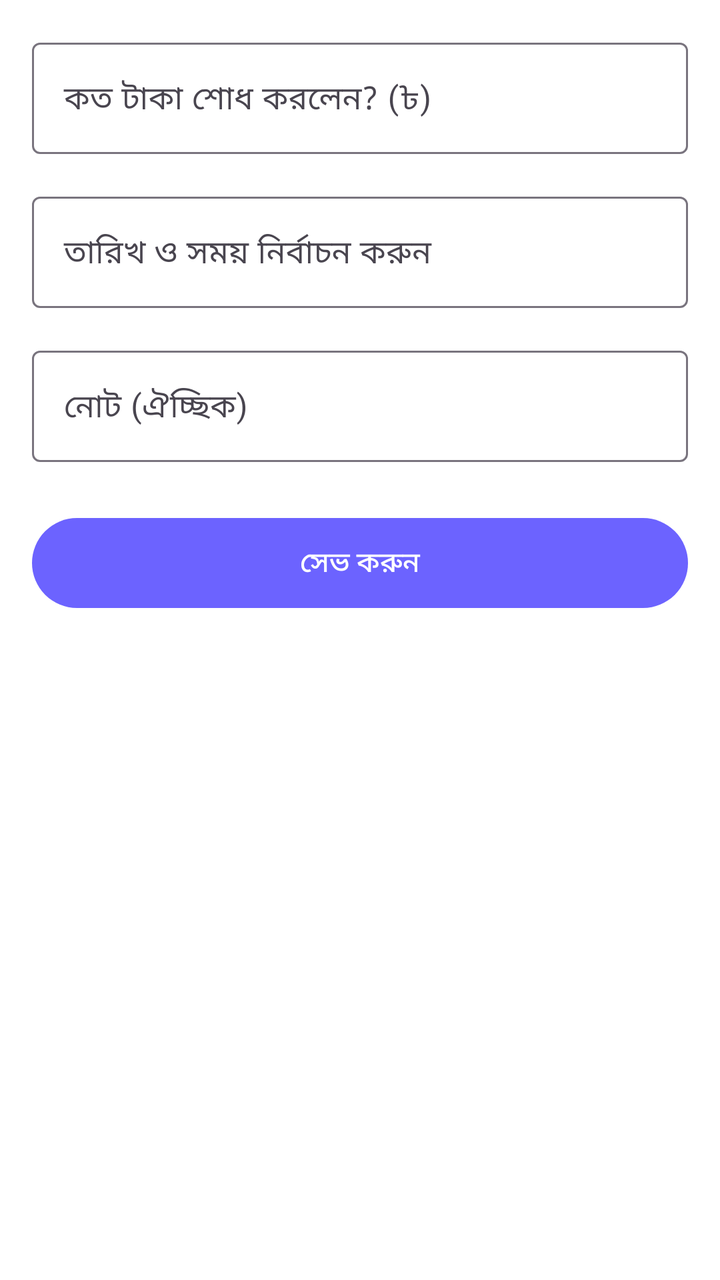
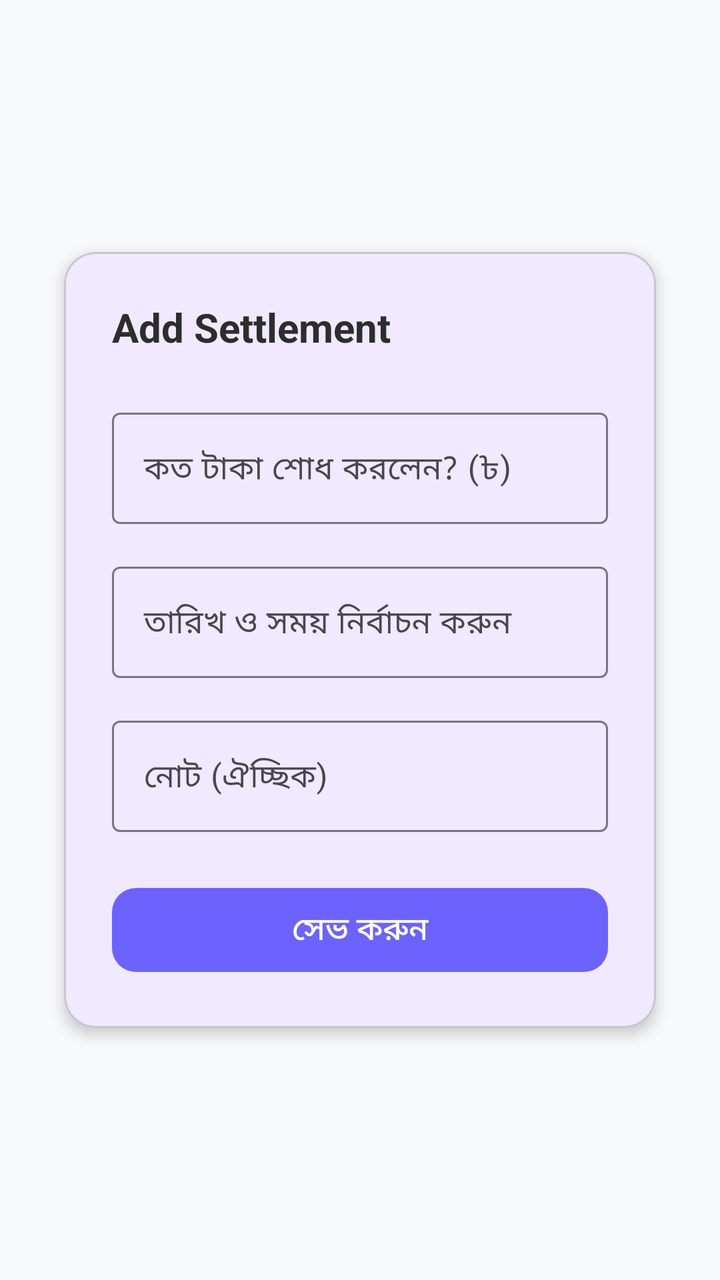

Before-and-after screenshots of an Android layout around one commit, followed by the original layout XML and the change that was made.
<!-- AndroidManifest.xml: application theme Theme.ExpenseSplitter -->
<!-- res/layout/activity_add_settlement.xml -->
<?xml version="1.0" encoding="utf-8"?>
<LinearLayout xmlns:android="http://schemas.android.com/apk/res/android"
    android:layout_width="match_parent"
    android:layout_height="match_parent"
    android:orientation="vertical"
    android:padding="16dp">

    <com.google.android.material.textfield.TextInputLayout
        android:layout_width="match_parent"
        android:layout_height="wrap_content"
        android:layout_marginBottom="16dp">
        <com.google.android.material.textfield.TextInputEditText
            android:id="@+id/etAmount"
            android:layout_width="match_parent"
            android:layout_height="wrap_content"
            android:inputType="numberDecimal"
            android:hint="কত টাকা শোধ করলেন? (৳)" />
    </com.google.android.material.textfield.TextInputLayout>

    
    <com.google.android.material.textfield.TextInputLayout
        android:layout_width="match_parent"
        android:layout_height="wrap_content"
        android:layout_marginBottom="16dp">
        <com.google.android.material.textfield.TextInputEditText
            android:id="@+id/etDateTime"
            android:layout_width="match_parent"
            android:layout_height="wrap_content"
            android:focusable="false"
            android:clickable="true"
            android:hint="তারিখ ও সময় নির্বাচন করুন" />
    </com.google.android.material.textfield.TextInputLayout>

    <com.google.android.material.textfield.TextInputLayout
        android:layout_width="match_parent"
        android:layout_height="wrap_content"
        android:layout_marginBottom="24dp">
        <com.google.android.material.textfield.TextInputEditText
            android:id="@+id/etNote"
            android:layout_width="match_parent"
            android:layout_height="wrap_content"
            android:hint="নোট (ঐচ্ছিক)" />
    </com.google.android.material.textfield.TextInputLayout>

    <com.google.android.material.button.MaterialButton
        android:id="@+id/btnSave"
        android:layout_width="match_parent"
        android:layout_height="wrap_content"
        android:text="সেভ করুন"
        android:padding="12dp"/>
</LinearLayout>
<!-- resources referenced by this layout -->
<resources>
  <style name="Theme.ExpenseSplitter" parent="Theme.Material3.DayNight.NoActionBar">
          <item name="colorPrimary">@color/purple_primary</item>
          <item name="android:windowBackground">@color/bg_color</item>
          <item name="android:statusBarColor">@color/bg_color</item>
          <item name="android:windowLightStatusBar">true</item>
      </style>
  <color name="purple_primary">#6C63FF</color>
  <color name="bg_color">#FFFFFF</color>
</resources>

<!-- the commit's change to res/layout/activity_add_settlement.xml (unified diff, before → after) -->
@@ -1,51 +1,91 @@
 <?xml version="1.0" encoding="utf-8"?>
-<LinearLayout xmlns:android="http://schemas.android.com/apk/res/android"
+<ScrollView xmlns:android="http://schemas.android.com/apk/res/android"
+    xmlns:app="http://schemas.android.com/apk/res-auto"
     android:layout_width="match_parent"
     android:layout_height="match_parent"
-    android:orientation="vertical"
-    android:padding="16dp">
+    android:background="#F8F9FA"
+    android:fillViewport="true">
 
-    <com.google.android.material.textfield.TextInputLayout
+    <LinearLayout
         android:layout_width="match_parent"
         android:layout_height="wrap_content"
-        android:layout_marginBottom="16dp">
-        <com.google.android.material.textfield.TextInputEditText
-            android:id="@+id/etAmount"
+        android:gravity="center"
+        android:orientation="vertical"
+        android:padding="16dp">
+
+        <com.google.android.material.card.MaterialCardView
             android:layout_width="match_parent"
             android:layout_height="wrap_content"
-            android:inputType="numberDecimal"
-            android:hint="কত টাকা শোধ করলেন? (৳)" />
-    </com.google.android.material.textfield.TextInputLayout>
+            android:layout_margin="16dp"
+            app:cardCornerRadius="16dp"
+            app:cardElevation="4dp">
 
-    
-    <com.google.android.material.textfield.TextInputLayout
-        android:layout_width="match_parent"
-        android:layout_height="wrap_content"
-        android:layout_marginBottom="16dp">
-        <com.google.android.material.textfield.TextInputEditText
-            android:id="@+id/etDateTime"
-            android:layout_width="match_parent"
-            android:layout_height="wrap_content"
-            android:focusable="false"
-            android:clickable="true"
-            android:hint="তারিখ ও সময় নির্বাচন করুন" />
-    </com.google.android.material.textfield.TextInputLayout>
+            <LinearLayout
+                android:layout_width="match_parent"
+                android:layout_height="wrap_content"
+                android:orientation="vertical"
+                android:padding="24dp">
 
-    <com.google.android.material.textfield.TextInputLayout
-        android:layout_width="match_parent"
-        android:layout_height="wrap_content"
-        android:layout_marginBottom="24dp">
-        <com.google.android.material.textfield.TextInputEditText
-            android:id="@+id/etNote"
-            android:layout_width="match_parent"
-            android:layout_height="wrap_content"
-            android:hint="নোট (ঐচ্ছিক)" />
-    </com.google.android.material.textfield.TextInputLayout>
+                <TextView
+                    android:layout_width="wrap_content"
+                    android:layout_height="wrap_content"
+                    android:text="Add Settlement"
+                    android:textColor="@color/text_dark"
+                    android:textSize="20sp"
+                    android:textStyle="bold"
+                    android:layout_marginBottom="24dp"/>
 
-    <com.google.android.material.button.MaterialButton
-        android:id="@+id/btnSave"
-        android:layout_width="match_parent"
-        android:layout_height="wrap_content"
-        android:text="সেভ করুন"
-        android:padding="12dp"/>
-</LinearLayout>
+                
+                <com.google.android.material.textfield.TextInputLayout
+                    style="@style/Widget.Material3.TextInputLayout.OutlinedBox"
+                    android:layout_width="match_parent"
+                    android:layout_height="wrap_content"
+                    android:layout_marginBottom="16dp">
+                    <com.google.android.material.textfield.TextInputEditText
+                        android:id="@+id/etAmount"
+                        android:layout_width="match_parent"
+                        android:layout_height="wrap_content"
+                        android:inputType="numberDecimal"
+                        android:hint="কত টাকা শোধ করলেন? (৳)" />
+                </com.google.android.material.textfield.TextInputLayout>
+
+                
+                <com.google.android.material.textfield.TextInputLayout
+                    style="@style/Widget.Material3.TextInputLayout.OutlinedBox"
+                    android:layout_width="match_parent"
+                    android:layout_height="wrap_content"
+                    android:layout_marginBottom="16dp">
+                    <com.google.android.material.textfield.TextInputEditText
+                        android:id="@+id/etDateTime"
+                        android:layout_width="match_parent"
+                        android:layout_height="wrap_content"
+                        android:focusable="false"
+                        android:clickable="true"
+                        android:hint="তারিখ ও সময় নির্বাচন করুন" />
+                </com.google.android.material.textfield.TextInputLayout>
+
+                
+                <com.google.android.material.textfield.TextInputLayout
+                    style="@style/Widget.Material3.TextInputLayout.OutlinedBox"
+                    android:layout_width="match_parent"
+                    android:layout_height="wrap_content"
+                    android:layout_marginBottom="24dp">
+                    <com.google.android.material.textfield.TextInputEditText
+                        android:id="@+id/etNote"
+                        android:layout_width="match_parent"
+                        android:layout_height="wrap_content"
+                        android:hint="নোট (ঐচ্ছিক)" />
+                </com.google.android.material.textfield.TextInputLayout>
+
+                
+                <com.google.android.material.button.MaterialButton
+                    android:id="@+id/btnSave"
+                    android:layout_width="match_parent"
+                    android:layout_height="50dp"
+                    android:text="সেভ করুন"
+                    android:textSize="16sp"
+                    app:cornerRadius="12dp" />
+            </LinearLayout>
+        </com.google.android.material.card.MaterialCardView>
+    </LinearLayout>
+</ScrollView>
<!-- resource entries referenced after the edit -->
@@ -1,5 +1,6 @@
 <!-- resources referenced by this layout -->
 <resources>
+  <color name="text_dark">#2D2D2D</color>
   <style name="Theme.ExpenseSplitter" parent="Theme.Material3.DayNight.NoActionBar">
           <item name="colorPrimary">@color/purple_primary</item>
           <item name="android:windowBackground">@color/bg_color</item>
